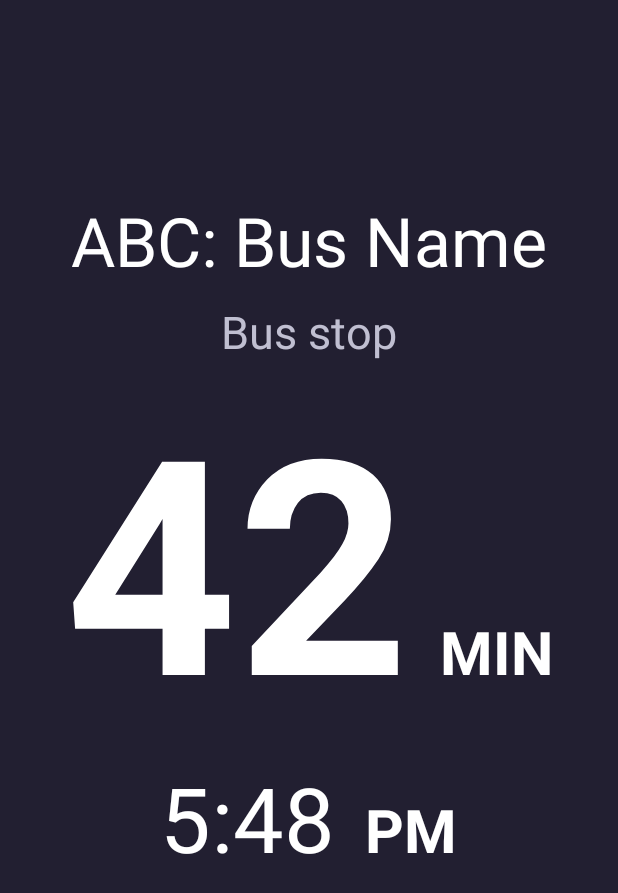
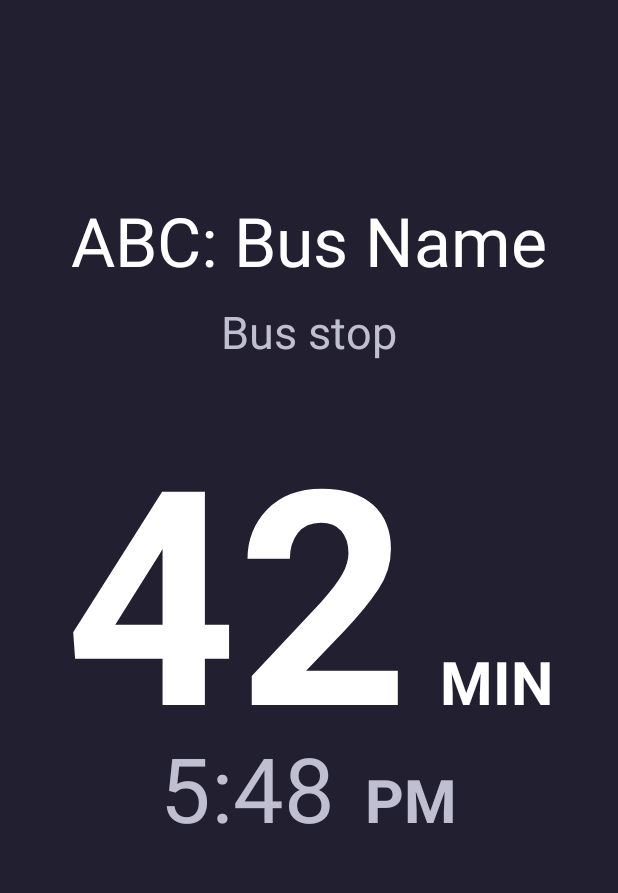
Before and after one commit to williamyeny/TimeDisplay, an Android app: the screen it shows after launch (FullscreenActivity), on a phone screen of 412 x 824 dp. Shown: the top 893 px of the screen. Run offline under Robolectric (Android 15) with nearby library versions, the phone set to English and light mode, and no system bars.

Commit message:
changed colors of UI

```diff
--- a/app/src/main/res/layout/activity_fullscreen.xml
+++ b/app/src/main/res/layout/activity_fullscreen.xml
@@ -60,21 +60,22 @@
             android:layout_width="wrap_content"
             android:layout_height="wrap_content"
             android:layout_below="@id/estimatedTimeLeftLayout"
-            android:layout_centerHorizontal="true">
+            android:layout_centerHorizontal="true"
+            android:layout_marginTop="-40dp">
 
             <TextView
                 android:id="@+id/textView"
                 android:layout_width="wrap_content"
                 android:layout_height="wrap_content"
                 android:text="5:48"
-                android:textColor="#FFFFFF"
+                android:textColor="@color/colorTextSecondary"
                 android:textSize="60sp" />
             <TextView
                 android:id="@+id/textView"
                 android:layout_width="wrap_content"
                 android:layout_height="wrap_content"
                 android:text="PM"
-                android:textColor="#FFFFFF"
+                android:textColor="@color/colorTextSecondary"
                 android:textStyle="bold"
                 android:textSize="40sp"
                 android:layout_marginLeft="20dp"/>
```
